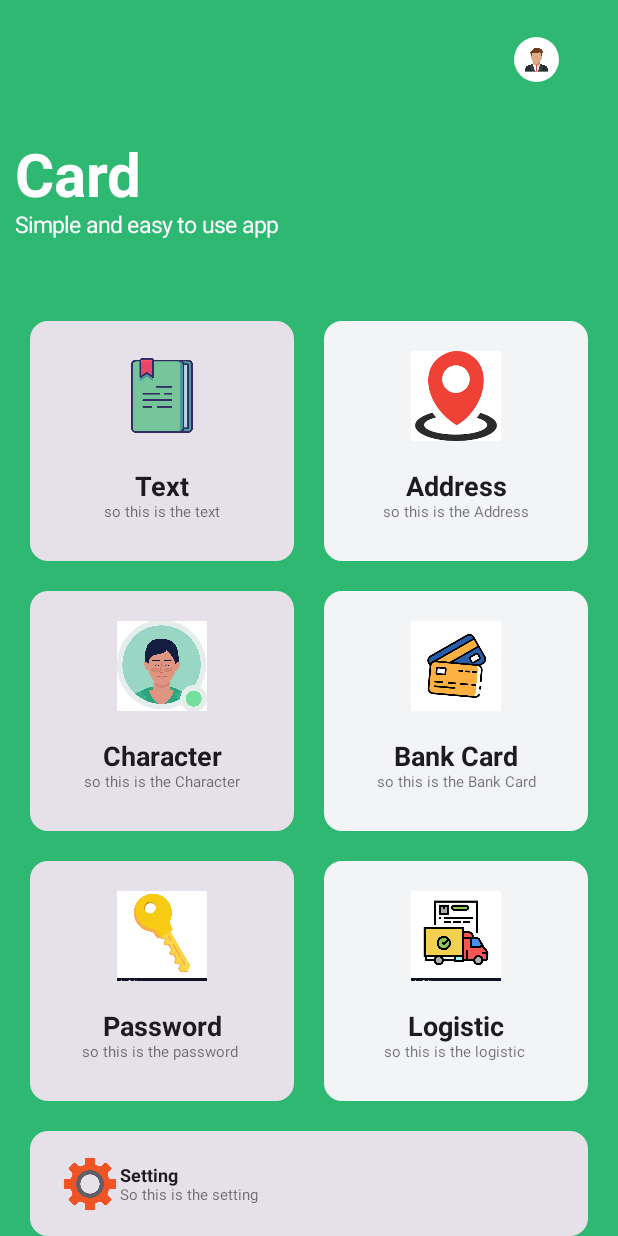
After one commit to SssamiAryal/Task-1, an Android app built with Jetpack Compose: the card screen opened directly, with no data from a screen before it, on a phone screen of 412 x 824 dp. The commit adds this screen. Run offline under Robolectric (Android 15) with nearby library versions, the light colour scheme and no system bars.

Commit message:
card homework done

```diff
--- /dev/null
+++ b/app/src/main/java/com/example/meroapplication/card.kt
@@ -0,0 +1,411 @@
+package com.example.meroapplication
+
+import android.os.Bundle
+import androidx.activity.ComponentActivity
+import androidx.activity.compose.setContent
+import androidx.activity.enableEdgeToEdge
+import androidx.compose.foundation.Image
+import androidx.compose.foundation.background
+import androidx.compose.foundation.layout.Arrangement
+import androidx.compose.foundation.layout.Box
+import androidx.compose.foundation.layout.Column
+import androidx.compose.foundation.layout.PaddingValues
+import androidx.compose.foundation.layout.Row
+import androidx.compose.foundation.layout.Spacer
+import androidx.compose.foundation.layout.fillMaxSize
+import androidx.compose.foundation.layout.fillMaxWidth
+import androidx.compose.foundation.layout.height
+import androidx.compose.foundation.layout.padding
+import androidx.compose.foundation.layout.size
+import androidx.compose.foundation.layout.width
+import androidx.compose.foundation.shape.RoundedCornerShape
+import androidx.compose.material.icons.Icons
+import androidx.compose.material.icons.filled.KeyboardArrowLeft
+import androidx.compose.material3.Button
+import androidx.compose.material3.ButtonDefaults
+import androidx.compose.material3.Card
+import androidx.compose.material3.CardDefaults
+import androidx.compose.material3.Icon
+import androidx.compose.material3.Scaffold
+import androidx.compose.material3.Text
+import androidx.compose.material3.contentColorFor
+import androidx.compose.runtime.Composable
+import androidx.compose.ui.Alignment
+import androidx.compose.ui.Modifier
+import androidx.compose.ui.draw.alpha
+import androidx.compose.ui.draw.clip
+import androidx.compose.ui.graphics.Color
+import androidx.compose.ui.layout.ContentScale
+import androidx.compose.ui.res.painterResource
+import androidx.compose.ui.text.TextStyle
+import androidx.compose.ui.text.font.FontStyle
+import androidx.compose.ui.text.font.FontWeight
+import androidx.compose.ui.text.style.TextAlign
+import androidx.compose.ui.tooling.preview.Preview
+import androidx.compose.ui.unit.dp
+import androidx.compose.ui.unit.sp
+import com.example.firstkotlin.ui.theme.AppGreen
+import com.example.firstkotlin.ui.theme.LightWhite
+import com.example.meroapplication.R
+import org.intellij.lang.annotations.JdkConstants.HorizontalAlignment
+
+class card : ComponentActivity() {
+
+    override fun onCreate(savedInstanceState: Bundle?) {
+        super.onCreate(savedInstanceState)
+        enableEdgeToEdge()
+        setContent {
+            // This is the base (Scaffold)
+            Scaffold { innerPadding->
+                DesignHeader(innerPadding)
+            }
+        }
+    }
+
+}
+
+@Composable
+fun DesignHeader(innerPadding: PaddingValues) {
+
+    Column(
+        modifier = Modifier
+            .padding(innerPadding)
+            .fillMaxSize()
+            .background(AppGreen),
+    ) {
+
+        // Top row ko Picture ko laagi
+        //TOP ROW
+        Row(
+            modifier = Modifier.fillMaxWidth()
+                .padding(15.dp),
+            horizontalArrangement = Arrangement.End
+
+        ) {
+
+            Button(onClick = { /* Profile Click */
+            },
+                colors = ButtonDefaults.buttonColors(
+                    containerColor = AppGreen
+                )
+            )
+            {
+                Image(
+                    painter = painterResource(R.drawable.boy),
+                    contentDescription = "Profile",
+
+                    contentScale = ContentScale.Crop,
+                    modifier = Modifier
+                        .size(30.dp)
+                        .clip(RoundedCornerShape(30.dp)) // 25dp to make it a perfect circle
+                )
+            }
+
+        }
+        // SECOND ROW
+        Row {
+            Column (
+                modifier =
+                Modifier.padding(
+                    horizontal = 10.dp,
+                    vertical = 15.dp))
+            {
+                Text(text = "Card",
+                    style =  TextStyle(
+                        fontSize = 40.sp,
+                        color = Color.White,
+                        fontWeight = FontWeight.Bold)
+                )
+                Text(text = "Simple and easy to use app",
+                    style = TextStyle(
+                        fontSize = 15.sp,
+                        color = Color.White
+                    )
+                )
+            }
+        }
+
+
+        // Spacer ma height ko kaam 2 farak ROw ko bichha maa spacing dine ho
+        // Ra yo spacing mathi dekhi tala wala ho
+
+        Spacer(modifier = Modifier.height(40.dp))
+
+        Column (
+            modifier = Modifier
+                .fillMaxWidth()
+                .padding(start = 20.dp, end = 20.dp),
+        ) {
+
+            // Third Row ko Laagi
+            Row {
+                Card(
+                    modifier = Modifier.height(160.dp).weight(1f),
+
+
+                    ) { Column (
+                    modifier = Modifier.fillMaxSize(),
+                    horizontalAlignment = Alignment.CenterHorizontally, // Centers horizontally
+                ){
+                    Image(
+                        // Image ko namm rakhda jaile lower case ma hunu parxa
+                        painter = painterResource(R.drawable.book),
+
+                        contentDescription = null, contentScale = ContentScale.Crop,
+                        modifier = Modifier
+                            .height(100.dp)
+                            .width(100.dp)
+                            .clip(RoundedCornerShape(50.dp))
+                            .padding(20.dp)
+
+                    )
+                    Text(text = "Text",
+                        style = TextStyle(
+                            fontSize = 18.sp,
+                            fontWeight = FontWeight.Bold
+                        )
+                    )
+                    Text(text = "so this is the text",
+                        modifier = Modifier.alpha(0.6f),
+                        style = TextStyle(
+                            fontSize = 10.sp,
+                        )
+                    )           }
+                }
+
+                // Spacer ma width ko kaam same row ko vitra ko content ma space dine kaam ho
+                // yo spacing side by side ko mtlab dayabaya
+                Spacer(modifier = Modifier.width(20.dp))
+                Card(
+                    modifier = Modifier.height(160.dp).weight(1f),
+                    colors = CardDefaults.cardColors(
+                        containerColor = LightWhite
+                    )
+                ) {
+                    Column (
+                        modifier = Modifier.fillMaxSize(),
+                        horizontalAlignment = Alignment.CenterHorizontally, // Centers horizontally
+                    ){
+                        Image(
+                            // Image ko namm rakhda jaile lower case ma hunu parxa
+                            painter = painterResource(R.drawable.address),
+
+                            contentDescription = null, contentScale = ContentScale.Crop,
+                            modifier = Modifier
+                                .height(100.dp)
+                                .width(100.dp)
+                                .clip(RoundedCornerShape(50.dp))
+                                .padding(20.dp)
+
+                        )
+                        Text(text = "Address",
+                            style = TextStyle(
+                                fontSize = 18.sp,
+                                fontWeight = FontWeight.Bold
+                            )
+                        )
+                        Text(text = "so this is the Address",
+                            modifier = Modifier.alpha(0.6f),
+                            style = TextStyle(
+                                fontSize = 10.sp,
+                            )
+                        )
+                    }
+                }
+            }
+            // Fourth Row
+            Spacer(modifier = Modifier.height(20.dp))
+            Row {
+                Card(
+                    modifier = Modifier.height(160.dp).weight(1f)
+                ) {
+                    Column (
+                        modifier = Modifier.fillMaxSize(),
+                        horizontalAlignment = Alignment.CenterHorizontally, // Centers horizontally
+                    ){
+                        Image(
+                            // Image ko namm rakhda jaile lower case ma hunu parxa
+                            painter = painterResource(R.drawable.character),
+
+                            contentDescription = null, contentScale = ContentScale.Crop,
+                            modifier = Modifier
+                                .height(100.dp)
+                                .width(100.dp)
+                                .clip(RoundedCornerShape(50.dp))
+                                .padding(20.dp)
+
+                        )
+                        Text(text = "Character",
+                            style = TextStyle(
+                                fontSize = 18.sp,
+                                fontWeight = FontWeight.Bold
+                            )
+                        )
+                        Text(text = "so this is the Character",
+                            modifier = Modifier.alpha(0.6f),
+                            style = TextStyle(
+                                fontSize = 10.sp,
+                            )
+                        )
+                    }
+                }
+                Spacer(modifier = Modifier.width(20.dp))
+                Card(
+                    modifier = Modifier.height(160.dp).weight(1f),
+                    colors = CardDefaults.cardColors(
+                        containerColor = LightWhite
+                    )
+                ) {
+                    Column (
+                        modifier = Modifier.fillMaxSize(),
+                        horizontalAlignment = Alignment.CenterHorizontally, // Centers horizontally
+                    ){
+                        Image(
+                            // Image ko namm rakhda jaile lower case ma hunu parxa
+                            painter = painterResource(R.drawable.atm),
+
+                            contentDescription = null, contentScale = ContentScale.Crop,
+                            modifier = Modifier
+                                .height(100.dp)
+                                .width(100.dp)
+                                .clip(RoundedCornerShape(50.dp))
+                                .padding(20.dp)
+
+                        )
+                        Text(text = "Bank Card",
+                            style = TextStyle(
+                                fontSize = 18.sp,
+                                fontWeight = FontWeight.Bold
+                            )
+                        )
+                        Text(text = "so this is the Bank Card",
+                            modifier = Modifier.alpha(0.6f),
+                            style = TextStyle(
+                                fontSize = 10.sp,
+                            )
+                        )
+                    }
+                }
+            }
+
+            // 5th Row
+            Spacer(modifier = Modifier.height(20.dp))
+            Row {
+                Card(
+                    modifier = Modifier.height(160.dp).weight(1f)
+                ) {
+                    Column (
+                        modifier = Modifier.fillMaxSize(),
+                        horizontalAlignment = Alignment.CenterHorizontally, // Centers horizontally
+                    ){
+                        Image(
+                            // Image ko namm rakhda jaile lower case ma hunu parxa
+                            painter = painterResource(R.drawable.password),
+
+                            contentDescription = null, contentScale = ContentScale.Crop,
+                            modifier = Modifier
+                                .height(100.dp)
+                                .width(100.dp)
+                                .clip(RoundedCornerShape(50.dp))
+                                .padding(20.dp)
+
+                        )
+                        Text(text = "Password",
+                            style = TextStyle(
+                                fontSize = 18.sp,
+                                fontWeight = FontWeight.Bold
+                            )
+                        )
+                        Text(text = "so this is the password ",
+                            Modifier.alpha(0.6f),
+                            style = TextStyle(
+                                fontSize = 10.sp,
+                            )
+                        )
+                    }}
+                Spacer(modifier = Modifier.width(20.dp))
+
+
+                Card(
+                    modifier = Modifier.height(160.dp).weight(1f),
+                    colors = CardDefaults.cardColors(
+                        containerColor = LightWhite
+                    )
+                ) {
+                    Column (
+                        modifier = Modifier.fillMaxSize(),
+                        horizontalAlignment = Alignment.CenterHorizontally, // Centers horizontally
+                    ){
+                        Image(
+                            // Image ko namm rakhda jaile lower case ma hunu parxa
+                            painter = painterResource(R.drawable.logistic),
+
+                            contentDescription = null, contentScale = ContentScale.Crop,
+                            modifier = Modifier
+                                .height(100.dp)
+                                .width(100.dp)
+                                .clip(RoundedCornerShape(50.dp))
+                                .padding(20.dp)
+
+                        )
+                        Text(text = "Logistic",
+                            style = TextStyle(
+                                fontSize = 18.sp,
+                                fontWeight = FontWeight.Bold
+                            )
+                        )
+                        Text(text = "so this is the logistic ",
+                            modifier = Modifier.alpha(0.6f),
+                            style = TextStyle(
+                                fontSize = 10.sp,
+                            )
+                        )
+                    }
+                }
+            }
+            // LAST ROW
+            Spacer(modifier = Modifier.height(20.dp))
+            Row  {
+                Card(
+                    modifier = Modifier.height(70.dp).weight(1f),
+                ){
+                    Row (
+                        modifier = Modifier.fillMaxWidth().padding(start = 20.dp, top = 15.dp),
+                        verticalAlignment = Alignment.CenterVertically
+                    ){
+                        Image(
+                            // Image ko namm rakhda jaile lower case ma hunu parxa
+                            painter = painterResource(R.drawable.settings),
+
+                            contentDescription = null, contentScale = ContentScale.Crop,
+                            modifier = Modifier
+                                .height(40.dp)
+                                .width(40.dp)
+                                .clip(RoundedCornerShape(50.dp))
+
+
+                        )
+
+                        Column {
+                            Text(text = "Setting",
+                                style = TextStyle(
+                                    fontSize = 12.sp,
+                                    fontWeight = FontWeight.Bold
+
+                                )
+                            )
+                            Text(text = "So this is the setting  ",
+                                modifier = Modifier.alpha(0.6f),
+                                style = TextStyle(
+                                    fontSize = 10.sp,)
+                            )
+                        }
+
+                    }
+                }
+            }
+
+        }
+
+    }
+}
--- a/app/src/main/res/values/strings.xml
+++ b/app/src/main/res/values/strings.xml
@@ -4,4 +4,5 @@
     <string name="title_activity_task1">Task_1</string>
     <string name="title_activity_main2">MainActivity2</string>
     <string name="title_activity_first_task">First_task</string>
+    <string name="title_activity_card">card</string>
 </resources>
```
Also changed, not shown: app/src/main/AndroidManifest.xml (+3 -23 lines), app/src/main/java/com/example/meroapplication/First_task.kt (deleted, +0 -211 lines).
